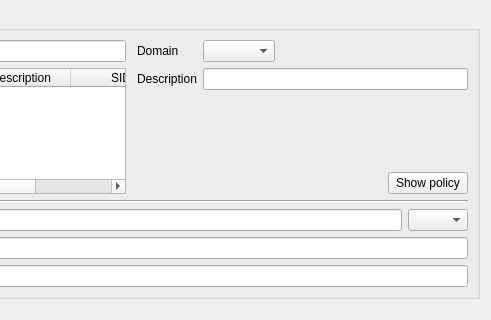
Qt form agent/src/clacks/agent/data/templates/default/user-samba.ui (gonicus/clacks) before a commit; both pictures show x 235 to 726 and y 0 to 320 of the 726 by 565 pixel window.
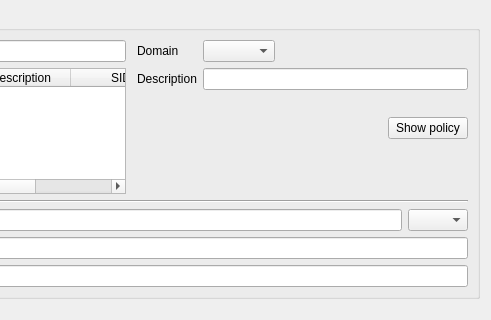
The same form after that commit. Icons and pictures are not drawn.

What changed in the file:
```diff
--- a/agent/src/clacks/agent/data/templates/default/user-samba.ui
+++ b/agent/src/clacks/agent/data/templates/default/user-samba.ui
@@ -127,10 +127,13 @@
             <property name="orientation">
              <enum>Qt::Vertical</enum>
             </property>
+            <property name="sizeType">
+             <enum>QSizePolicy::Fixed</enum>
+            </property>
             <property name="sizeHint" stdset="0">
              <size>
               <width>20</width>
-              <height>40</height>
+              <height>15</height>
              </size>
             </property>
            </spacer>
```
